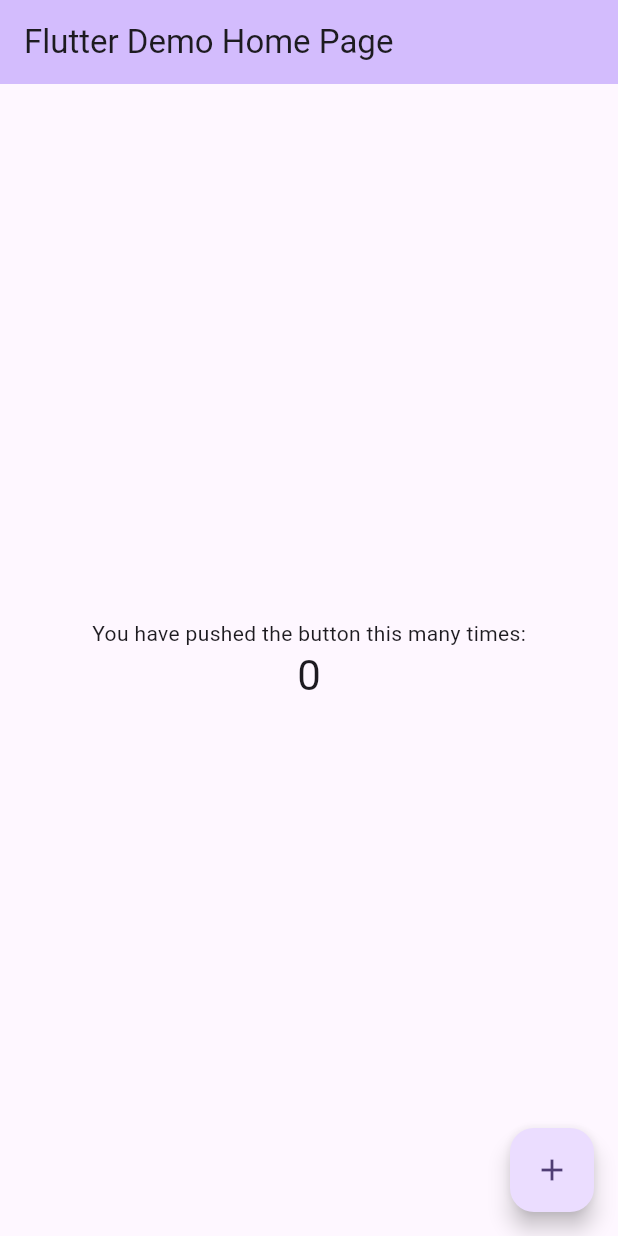
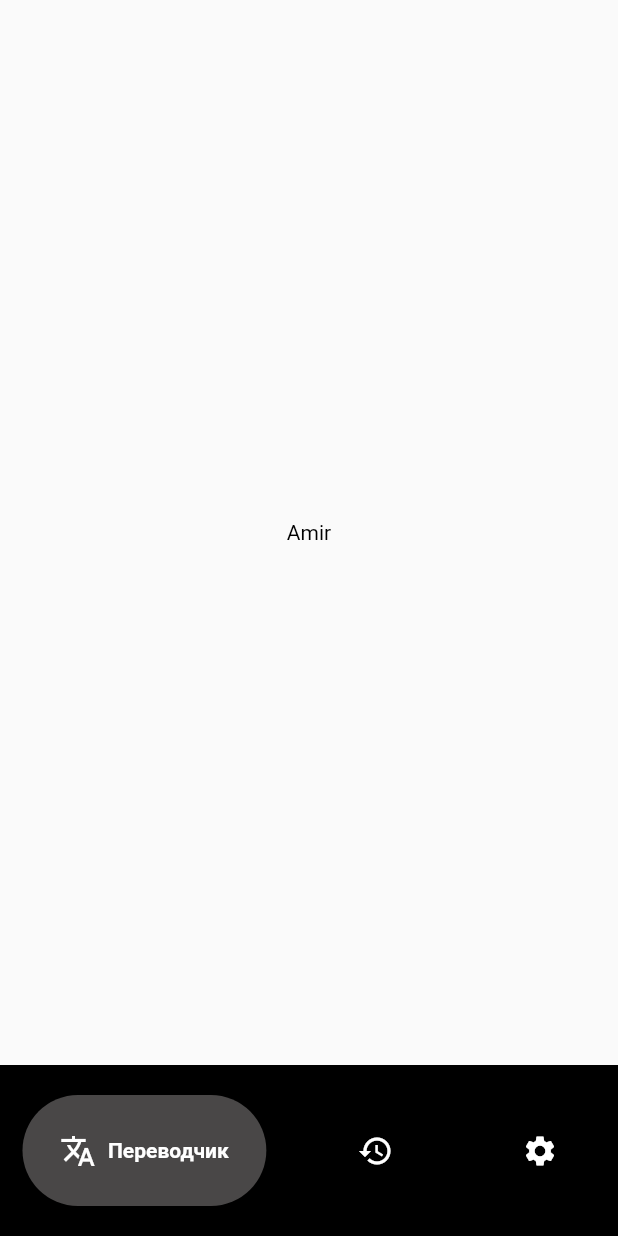
Before and after one commit to MarlenAmir/translator_app, a Flutter app: the screen it shows after launch, on a phone screen of 412 x 824 dp. Run offline on Flutter 3.47's test engine with Material 2 defaults, Android fonts, the phone set to English and light mode, and no system bars; drawn by our look-alikes of google_nav_bar; our stand-ins replace go_router.

```diff
--- a/lib/main.dart
+++ b/lib/main.dart
@@ -1,125 +1,6 @@
 import 'package:flutter/material.dart';
+import 'ui/app.dart';
 
 void main() {
-  runApp(const MyApp());
+  runApp(MyApp());
 }
-
-class MyApp extends StatelessWidget {
-  const MyApp({super.key});
-
-  // This widget is the root of your application.
-  @override
-  Widget build(BuildContext context) {
-    return MaterialApp(
-      title: 'Flutter Demo',
-      theme: ThemeData(
-        // This is the theme of your application.
-        //
-        // TRY THIS: Try running your application with "flutter run". You'll see
-        // the application has a blue toolbar. Then, without quitting the app,
-        // try changing the seedColor in the colorScheme below to Colors.green
-        // and then invoke "hot reload" (save your changes or press the "hot
-        // reload" button in a Flutter-supported IDE, or press "r" if you used
-        // the command line to start the app).
-        //
-        // Notice that the counter didn't reset back to zero; the application
-        // state is not lost during the reload. To reset the state, use hot
-        // restart instead.
-        //
-        // This works for code too, not just values: Most code changes can be
-        // tested with just a hot reload.
-        colorScheme: ColorScheme.fromSeed(seedColor: Colors.deepPurple),
-        useMaterial3: true,
-      ),
-      home: const MyHomePage(title: 'Flutter Demo Home Page'),
-    );
-  }
-}
-
-class MyHomePage extends StatefulWidget {
-  const MyHomePage({super.key, required this.title});
-
-  // This widget is the home page of your application. It is stateful, meaning
-  // that it has a State object (defined below) that contains fields that affect
-  // how it looks.
-
-  // This class is the configuration for the state. It holds the values (in this
-  // case the title) provided by the parent (in this case the App widget) and
-  // used by the build method of the State. Fields in a Widget subclass are
-  // always marked "final".
-
-  final String title;
-
-  @override
-  State<MyHomePage> createState() => _MyHomePageState();
-}
-
-class _MyHomePageState extends State<MyHomePage> {
-  int _counter = 0;
-
-  void _incrementCounter() {
-    setState(() {
-      // This call to setState tells the Flutter framework that something has
-      // changed in this State, which causes it to rerun the build method below
-      // so that the display can reflect the updated values. If we changed
-      // _counter without calling setState(), then the build method would not be
-      // called again, and so nothing would appear to happen.
-      _counter++;
-    });
-  }
-
-  @override
-  Widget build(BuildContext context) {
-    // This method is rerun every time setState is called, for instance as done
-    // by the _incrementCounter method above.
-    //
-    // The Flutter framework has been optimized to make rerunning build methods
-    // fast, so that you can just rebuild anything that needs updating rather
-    // than having to individually change instances of widgets.
-    return Scaffold(
-      appBar: AppBar(
-        // TRY THIS: Try changing the color here to a specific color (to
-        // Colors.amber, perhaps?) and trigger a hot reload to see the AppBar
-        // change color while the other colors stay the same.
-        backgroundColor: Theme.of(context).colorScheme.inversePrimary,
-        // Here we take the value from the MyHomePage object that was created by
-        // the App.build method, and use it to set our appbar title.
-        title: Text(widget.title),
-      ),
-      body: Center(
-        // Center is a layout widget. It takes a single child and positions it
-        // in the middle of the parent.
-        child: Column(
-          // Column is also a layout widget. It takes a list of children and
-          // arranges them vertically. By default, it sizes itself to fit its
-          // children horizontally, and tries to be as tall as its parent.
-          //
-          // Column has various properties to control how it sizes itself and
-          // how it positions its children. Here we use mainAxisAlignment to
-          // center the children vertically; the main axis here is the vertical
-          // axis because Columns are vertical (the cross axis would be
-          // horizontal).
-          //
-          // TRY THIS: Invoke "debug painting" (choose the "Toggle Debug Paint"
-          // action in the IDE, or press "p" in the console), to see the
-          // wireframe for each widget.
-          mainAxisAlignment: MainAxisAlignment.center,
-          children: <Widget>[
-            const Text(
-              'You have pushed the button this many times:',
-            ),
-            Text(
-              '$_counter',
-              style: Theme.of(context).textTheme.headlineMedium,
-            ),
-          ],
-        ),
-      ),
-      floatingActionButton: FloatingActionButton(
-        onPressed: _incrementCounter,
-        tooltip: 'Increment',
-        child: const Icon(Icons.add),
-      ), // This trailing comma makes auto-formatting nicer for build methods.
-    );
-  }
-}
--- /dev/null
+++ b/lib/routes/router.dart
@@ -0,0 +1,23 @@
+import 'package:go_router/go_router.dart';
+import 'package:translator_app/ui/screens/history_screen.dart';
+import 'package:translator_app/ui/screens/homescreen.dart';
+import 'package:translator_app/ui/screens/settings_screen.dart';
+import 'package:translator_app/ui/widgets/bottom_nav_bar.dart';
+
+GoRouter router =
+    GoRouter(debugLogDiagnostics: true, initialLocation: '/', routes: [
+  GoRoute(path: '/', builder: (context, state) =>  BottomNavBar(), routes: [
+    GoRoute(
+      path: 'home',
+      builder: (context, state) =>  HomeScreen(),
+    ),
+    GoRoute(
+      path: 'history',
+      builder: (context, state) =>  HistoryScreen(),
+    ),
+    GoRoute(
+      path: 'settings',
+      builder: (context, state) =>  SettingsScreen(),
+    )
+  ])
+]);
--- a/lib/ui/app.dart
+++ b/lib/ui/app.dart
@@ -0,0 +1,18 @@
+import 'package:flutter/material.dart';
+import 'package:translator_app/routes/router.dart';
+
+class MyApp extends StatelessWidget {
+
+  @override
+  Widget build(BuildContext context) {
+    return MaterialApp.router(
+      debugShowCheckedModeBanner: false,
+      routerConfig: router,
+      title: 'Translator App',
+      theme: ThemeData(
+        primarySwatch: Colors.indigo,
+        primaryColor: Colors.indigo,
+      ),
+    );
+  }
+}
--- /dev/null
+++ b/lib/ui/screens/history_screen.dart
@@ -0,0 +1,19 @@
+import 'package:flutter/material.dart';
+import 'package:translator_app/ui/widgets/bottom_nav_bar.dart';
+
+class HistoryScreen extends StatefulWidget {
+  const HistoryScreen({super.key});
+
+  @override
+  State<HistoryScreen> createState() => _HistoryScreenState();
+}
+
+class _HistoryScreenState extends State<HistoryScreen> {
+  @override
+  Widget build(BuildContext context) {
+    return Scaffold(
+      appBar: AppBar(title: Text('Settings')),
+      body: Center(child: Text('This is the history screen')),
+    );
+  }
+}
--- /dev/null
+++ b/lib/ui/screens/homescreen.dart
@@ -0,0 +1,18 @@
+import 'package:flutter/material.dart';
+
+
+
+
+class HomeScreen extends StatefulWidget {
+  const HomeScreen({super.key});
+
+  @override
+  State<HomeScreen> createState() => _HomeScreenState();
+}
+
+class _HomeScreenState extends State<HomeScreen> {
+  @override
+  Widget build(BuildContext context) {
+    return Center(child: Text('Amir', style: TextStyle(color: Colors.black),),);
+  }
+}
--- /dev/null
+++ b/lib/ui/screens/settings_screen.dart
@@ -0,0 +1,19 @@
+import 'package:flutter/material.dart';
+
+
+class SettingsScreen extends StatefulWidget {
+  const SettingsScreen({super.key});
+
+  @override
+  State<SettingsScreen> createState() => _SettingsScreenState();
+}
+
+class _SettingsScreenState extends State<SettingsScreen> {
+  @override
+  Widget build(BuildContext context) {
+    return Scaffold(
+      appBar: AppBar(title: Text('Settings')),
+      body: Center(child: Text('This is the Settings screen'),),
+    );
+  }
+}
--- /dev/null
+++ b/lib/ui/screens/view.dart
@@ -0,0 +1 @@
+export '';
--- a/lib/ui/widgets/bottom_nav_bar.dart
+++ b/lib/ui/widgets/bottom_nav_bar.dart
@@ -0,0 +1,55 @@
+import 'package:flutter/material.dart';
+import 'package:go_router/go_router.dart';
+import 'package:google_nav_bar/google_nav_bar.dart';
+import 'package:translator_app/ui/screens/history_screen.dart';
+import 'package:translator_app/ui/screens/homescreen.dart';
+import 'package:translator_app/ui/screens/settings_screen.dart';
+
+class BottomNavBar extends StatefulWidget {
+  const BottomNavBar({super.key});
+
+  @override
+  State<BottomNavBar> createState() => _BottomNavBarState();
+}
+
+class _BottomNavBarState extends State<BottomNavBar> {
+  int _selectedIndex = 0;
+
+  static final List<Widget> _NavScreens = <Widget>[
+    HomeScreen(),
+    HistoryScreen(),
+    SettingsScreen(),
+  ];
+
+  @override
+  Widget build(BuildContext context) {
+    return Scaffold(
+      body: Center(child: _NavScreens.elementAt(_selectedIndex),),
+      bottomNavigationBar: Container(
+        color: Colors.black,
+
+        child: Padding(
+          padding: const EdgeInsets.symmetric(horizontal: 15.0, vertical: 20.0),
+          child: GNav(
+            backgroundColor: Colors.black,
+            color: Colors.white,
+            activeColor: Colors.white,
+            tabBackgroundColor: Color.fromARGB(255, 73, 71, 71),
+            gap: 8,
+            tabs: const [
+              GButton(icon: Icons.translate_outlined, text: 'Переводчик',),
+              GButton(icon: Icons.history, text: 'История',),
+              GButton(icon: Icons.settings, text: 'Настройки',),
+            ],
+            selectedIndex: _selectedIndex,
+            onTabChange: (index){
+              setState(() {
+                _selectedIndex = index;
+              });
+            },
+          ),
+        ),
+      ),
+    );
+  }
+}
--- a/pubspec.yaml
+++ b/pubspec.yaml
@@ -35,6 +35,8 @@ dependencies:
   # The following adds the Cupertino Icons font to your application.
   # Use with the CupertinoIcons class for iOS style icons.
   cupertino_icons: ^1.0.2
+  go_router: ^10.0.0
+  google_nav_bar: ^5.0.6
 
 dev_dependencies:
   flutter_test:
```
Also changed, not shown: pubspec.lock, 1 other file.
